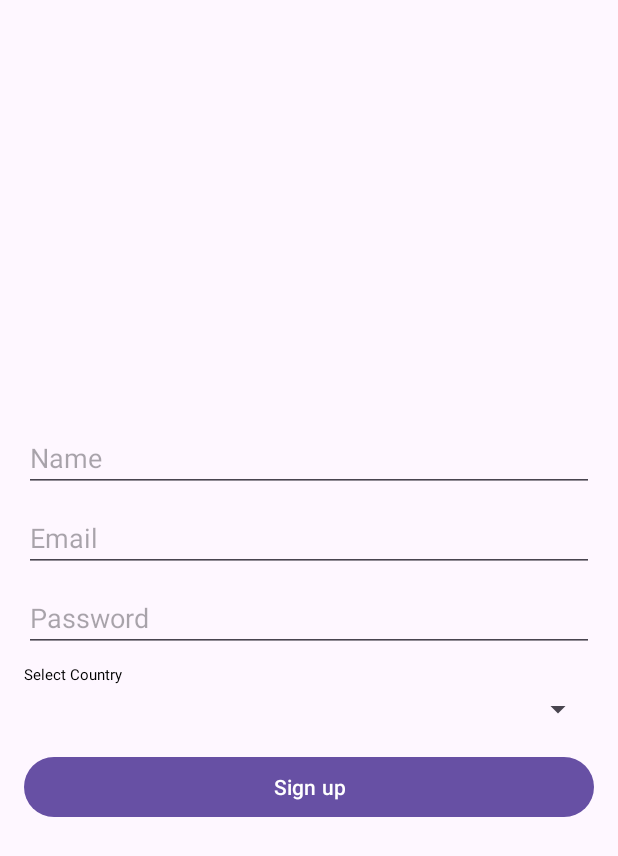
After one commit to aashish-ranjan/bookshelf, an Android app: the SignupFragment screen opened through its navigation route, on a phone screen of 412 x 824 dp. The commit adds this screen. Shown: the top 856 px of the screen. Run offline under Robolectric (Android 15) with nearby library versions, the phone set to English and light mode, and no system bars.

Commit message:
add signup screen

```diff
--- /dev/null
+++ b/app/src/main/java/com/aashish/bookshelf/ui/SignupFragment.kt
@@ -0,0 +1,33 @@
+package com.aashish.bookshelf.ui
+
+import android.os.Bundle
+import android.view.LayoutInflater
+import android.view.View
+import android.view.ViewGroup
+import androidx.fragment.app.Fragment
+import androidx.fragment.app.viewModels
+import com.aashish.bookshelf.databinding.FragmentSignupBinding
+
+class SignupFragment: Fragment() {
+    private var _binding: FragmentSignupBinding? = null
+    private val binding
+        get() = checkNotNull(_binding) {
+            "Binding is null. Is the view visible?"
+        }
+
+    private val viewModel: SignupFragmentViewModel by viewModels()
+    override fun onCreateView(
+        inflater: LayoutInflater,
+        container: ViewGroup?,
+        savedInstanceState: Bundle?
+    ): View {
+        _binding = FragmentSignupBinding.inflate(inflater, container, false)
+        return binding.root
+    }
+
+    override fun onDestroyView() {
+        super.onDestroyView()
+        _binding = null
+    }
+
+}
--- /dev/null
+++ b/app/src/main/java/com/aashish/bookshelf/ui/SignupFragmentViewModel.kt
@@ -0,0 +1,16 @@
+package com.aashish.bookshelf.ui
+
+import androidx.lifecycle.ViewModel
+import androidx.lifecycle.ViewModelProvider
+
+class SignupFragmentViewModel: ViewModel() {
+}
+
+class SignupFragmentViewModelFactory(): ViewModelProvider.Factory {
+    override fun <T : ViewModel> create(modelClass: Class<T>): T {
+        if (modelClass.isAssignableFrom(SignupFragmentViewModel::class.java)) {
+            return SignupFragmentViewModel() as T
+        }
+        throw IllegalArgumentException("Unknown ViewModel class")
+    }
+}
--- /dev/null
+++ b/app/src/main/res/layout/fragment_signup.xml
@@ -0,0 +1,62 @@
+<?xml version="1.0" encoding="utf-8"?>
+<LinearLayout xmlns:android="http://schemas.android.com/apk/res/android"
+    xmlns:tools="http://schemas.android.com/tools"
+    android:layout_width="match_parent"
+    android:layout_height="match_parent"
+    android:orientation="vertical"
+    android:gravity="center"
+    android:paddingHorizontal="16dp">
+
+    <EditText
+        android:id="@+id/et_name"
+        android:layout_width="match_parent"
+        android:layout_height="wrap_content"
+        android:hint="Name"
+        android:inputType="textPersonName"
+        android:autofillHints="name"
+        android:layout_marginTop="8dp"
+        tools:text="Aashish Ranjan"/>
+
+    <EditText
+        android:id="@+id/et_email"
+        android:layout_width="match_parent"
+        android:layout_height="wrap_content"
+        android:layout_marginTop="8dp"
+        android:hint="Email"
+        android:autofillHints="emailAddress"
+        android:inputType="textEmailAddress"
+        tools:text="aashish@dailyrounds.org" />
+
+    <EditText
+        android:id="@+id/et_password"
+        android:layout_width="match_parent"
+        android:layout_height="wrap_content"
+        android:layout_marginTop="8dp"
+        android:hint="Password"
+        android:inputType="textPassword" />
+
+    <TextView
+        android:id="@+id/tv_spinner_label"
+        android:layout_width="match_parent"
+        android:layout_height="wrap_content"
+        android:text="Select Country"
+        android:layout_marginTop="8dp"
+        android:textSize="10sp"
+        android:textColor="@android:color/black" />
+
+    <!-- Dropdown for Country Selection -->
+    <Spinner
+        android:id="@+id/spinner_country"
+        android:layout_width="match_parent"
+        android:layout_height="wrap_content"
+        android:layout_marginTop="4dp" />
+
+    <!-- Signup Button -->
+    <Button
+        android:id="@+id/btn_signup"
+        android:layout_width="match_parent"
+        android:layout_height="wrap_content"
+        android:layout_marginTop="16dp"
+        android:text="Sign up" />
+
+</LinearLayout>
--- a/app/src/main/res/navigation/nav_graph.xml
+++ b/app/src/main/res/navigation/nav_graph.xml
@@ -9,5 +9,14 @@
         android:id="@+id/loginFragment"
         android:name="com.aashish.bookshelf.ui.LoginFragment"
         tools:layout="@layout/fragment_login"
-        android:label="LoginFragment" />
+        android:label="LoginFragment" >
+        <action
+            android:id="@+id/action_loginFragment_to_signupFragment"
+            app:destination="@id/signupFragment" />
+    </fragment>
+    <fragment
+        android:id="@+id/signupFragment"
+        android:name="com.aashish.bookshelf.ui.SignupFragment"
+        tools:layout="@layout/fragment_signup"
+        android:label="SignupFragment" />
 </navigation>
```
